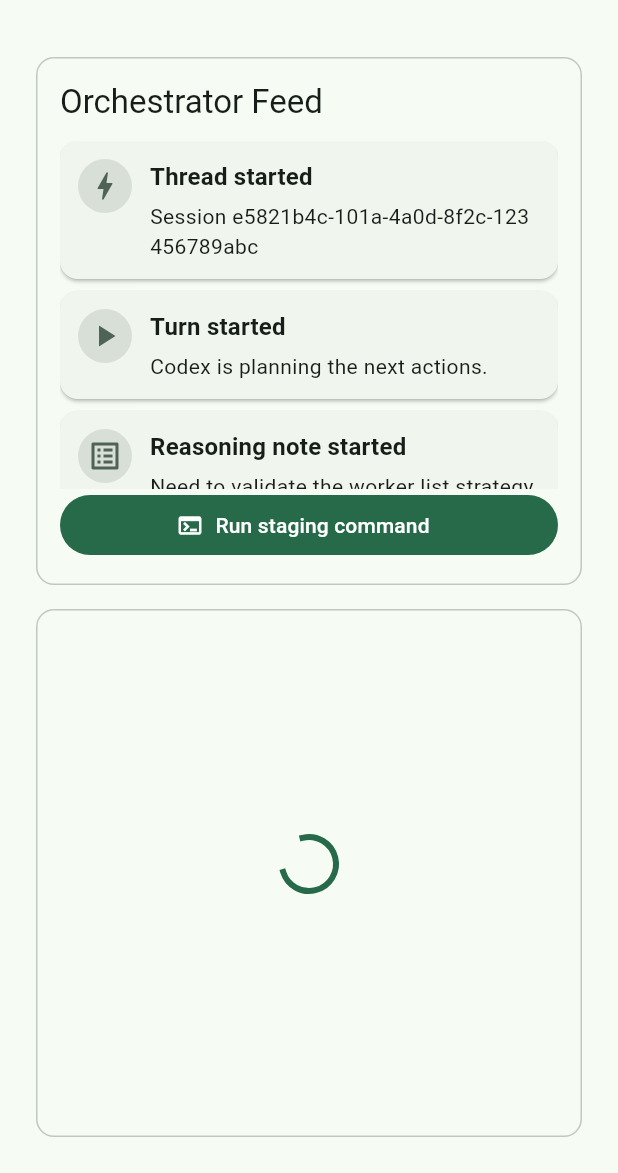
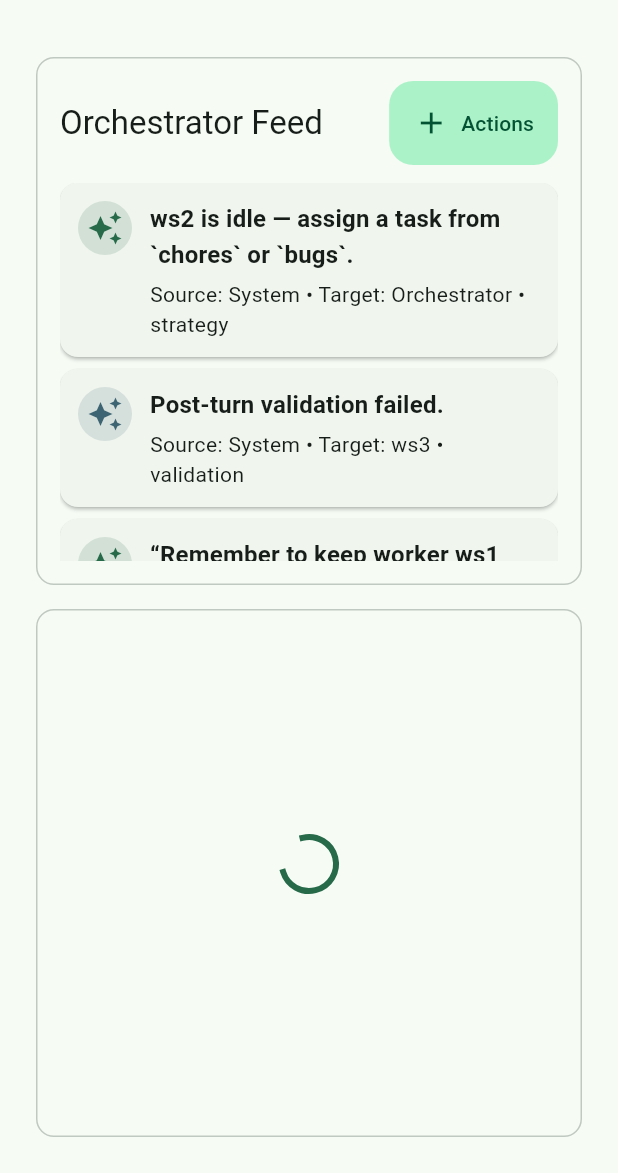
Before and after one commit to robertmsale/robot-farm-rs, a Flutter app: the HomeScreen screen opened by its route, on a phone screen of 412 x 824 dp, the part 63-1236 px from its top. Run offline on Flutter 3.47's test engine with Material 3 defaults, Android fonts, the phone set to English and light mode, and no system bars; our stand-ins replace get, shared_preferences, web_socket; accounts and stored records are empty.

Commit message:
Fleshing out Queue system

```diff
--- a/client/lib/components/models/codex_event.dart
+++ b/client/lib/components/models/codex_event.dart
@@ -140,141 +140,83 @@ class CodexTodo {
   final bool completed;
 }
 
-final List<CodexEvent> mockCodexEvents = [
-  CodexEvent.threadStarted('e5821b4c-101a-4a0d-8f2c-123456789abc'),
-  CodexEvent.turnStarted(),
-  CodexEvent.item(
-    phase: CodexEventType.itemStarted,
-    item: CodexItem(
-      id: 'item_reasoning',
-      type: CodexItemType.reasoning,
-      message: 'Need to validate the worker list strategy before editing settings.',
-    ),
+/// Mock system events (non-Codex) so the feed can preview the system payload style.
+class SystemFeedEvent {
+  const SystemFeedEvent({
+    required this.level,
+    required this.source,
+    required this.target,
+    required this.category,
+    required this.summary,
+    required this.details,
+  });
+
+  final FeedLevel level;
+  final String source;
+  final String target;
+  final String category;
+  final String summary;
+  final String details;
+
+  Color badgeColor(ColorScheme scheme) {
+    switch (level) {
+      case FeedLevel.error:
+        return scheme.error;
+      case FeedLevel.warning:
+        return scheme.tertiary;
+      case FeedLevel.info:
+        return scheme.primary;
+    }
+  }
+}
+
+enum FeedLevel { info, warning, error }
+
+final List<SystemFeedEvent> mockSystemEvents = [
+  SystemFeedEvent(
+    level: FeedLevel.info,
+    source: 'System',
+    target: 'Orchestrator',
+    category: 'strategy',
+    summary: 'ws2 is idle — assign a task from `chores` or `bugs`.',
+    details:
+        'Strategy Planner (Planning) detected idle workers: ws2. Focus groups: chores, bugs.',
   ),
-  CodexEvent.item(
-    phase: CodexEventType.itemStarted,
-    item: CodexItem(
-      id: 'item_0',
-      type: CodexItemType.todoList,
-      todos: const [
-        CodexTodo(text: 'Read config.json', completed: true),
-        CodexTodo(text: 'Plan backend updates', completed: false),
-      ],
-    ),
+  SystemFeedEvent(
+    level: FeedLevel.warning,
+    source: 'System',
+    target: 'ws3',
+    category: 'validation',
+    summary: 'Post-turn validation failed.',
+    details:
+        'Tests failed: `cargo test` exited with code 101. The worktree was not merged into staging.',
   ),
-  CodexEvent.item(
-    phase: CodexEventType.itemCompleted,
-    item: CodexItem(
-      id: 'item_1',
-      type: CodexItemType.mcpToolCall,
-      toolCall: const CodexToolCall(
-        server: 'web-search',
-        tool: 'search',
-        status: 'completed',
-      ),
-    ),
+  SystemFeedEvent(
+    level: FeedLevel.info,
+    source: 'User',
+    target: 'Orchestrator',
+    category: 'user',
+    summary: '“Remember to keep worker ws1 focused on CLI improvements.”',
+    details:
+        'Manual message injected into orchestrator feed via system message endpoint.',
   ),
-  CodexEvent.item(
-    phase: CodexEventType.itemCompleted,
-    item: CodexItem(
-      id: 'item_2',
-      type: CodexItemType.webSearch,
-      query: 'Tokio bounded channel examples',
-    ),
+  SystemFeedEvent(
+    level: FeedLevel.error,
+    source: 'System',
+    target: 'Orchestrator',
+    category: 'merge',
+    summary: 'Merge conflict detected while merging ws4 → staging.',
+    details:
+        'Conflict files: server/src/routes/task.rs, client/lib/main.dart. Worker notified to resolve and re-run COMPLETE_TASK.',
   ),
-  CodexEvent.item(
-    phase: CodexEventType.itemCompleted,
-    item: CodexItem(
-      id: 'item_3',
-      type: CodexItemType.commandExecution,
-      command: 'rg TODO server/src',
-      output: 'Found 4 TODOs\nserver/src/main.rs:42: TODO',
-      exitCode: 0,
-      status: 'completed',
-    ),
-  ),
-  CodexEvent.item(
-    phase: CodexEventType.itemCompleted,
-    item: CodexItem(
-      id: 'item_4',
-      type: CodexItemType.fileChange,
-      status: 'completed',
-      fileChanges: const [
-        CodexFileChange(path: 'server/src/db/task.rs', kind: CodexFileChangeKind.update),
-        CodexFileChange(path: 'client/lib/main.dart', kind: CodexFileChangeKind.update),
-      ],
-    ),
-  ),
-  CodexEvent.item(
-    phase: CodexEventType.itemCompleted,
-    item: CodexItem(
-      id: 'item_5',
-      type: CodexItemType.agentMessage,
-      message:
-          'Updated the DB layer with real SQLx queries. Next I will wire the feed UI.',
-    ),
-  ),
-  CodexEvent.item(
-    phase: CodexEventType.itemCompleted,
-    item: CodexItem(
-      id: 'item_6',
-      type: CodexItemType.error,
-      message: 'Failed to parse cargo metadata. Falling back to manual run.',
-    ),
-  ),
-  CodexEvent.turnCompleted(
-    const CodexTokenUsage(
-      inputTokens: 1420,
-      cachedInputTokens: 80,
-      outputTokens: 512,
-    ),
-  ),
-  CodexEvent.turnFailed('Network hiccup while contacting the MCP server.'),
-  CodexEvent.item(
-    phase: CodexEventType.itemStarted,
-    item: CodexItem(
-      id: 'item_retry',
-      type: CodexItemType.commandExecution,
-      command: 'git status --short',
-      output: '',
-      status: 'in_progress',
-    ),
-  ),
-  CodexEvent.item(
-    phase: CodexEventType.itemUpdated,
-    item: CodexItem(
-      id: 'item_retry',
-      type: CodexItemType.commandExecution,
-      command: 'git status --short',
-      output: ' M server/src/main.rs',
-      status: 'in_progress',
-    ),
-  ),
-  CodexEvent.item(
-    phase: CodexEventType.itemCompleted,
-    item: CodexItem(
-      id: 'item_retry',
-      type: CodexItemType.commandExecution,
-      command: 'git status --short',
-      output: ' M server/src/main.rs\n?? server/src/models/codex_events.rs',
-      exitCode: 0,
-      status: 'completed',
-    ),
-  ),
-  CodexEvent.item(
-    phase: CodexEventType.itemCompleted,
-    item: CodexItem(
-      id: 'item_final_agent',
-      type: CodexItemType.agentMessage,
-      message: 'Retry succeeded. Ready for the next command.',
-    ),
-  ),
-  CodexEvent.turnCompleted(
-    const CodexTokenUsage(
-      inputTokens: 600,
-      cachedInputTokens: 0,
-      outputTokens: 210,
-    ),
+  SystemFeedEvent(
+    level: FeedLevel.info,
+    source: 'System',
+    target: 'Orchestrator',
+    category: 'queue',
+    summary: 'HotfixSwarm: four workers activated.',
+    details:
+        'Workers ws1 (frontend), ws2 (backend), ws3 (database), ws4 (deps) are now assigned per strategy.',
   ),
 ];
 
--- a/client/lib/main.dart
+++ b/client/lib/main.dart
@@ -33,6 +33,7 @@ class RobotFarmApp extends StatelessWidget {
   Widget build(BuildContext context) {
     return GetMaterialApp(
       title: 'Robot Farm Client',
+      debugShowCheckedModeBanner: false,
       theme: ThemeData(
         colorScheme: ColorScheme.fromSeed(seedColor: Colors.greenAccent),
         useMaterial3: true,
@@ -259,6 +260,14 @@ class ConnectionController extends GetxController {
     } catch (err) {
       Get.snackbar('Failed to clear feeds', '$err');
     }
+  }
+
+  void showEnqueueMessageSheet() {
+    Get.snackbar('Coming soon', 'Manual system messages not wired yet.');
+  }
+
+  void showQueueManager() {
+    Get.snackbar('Coming soon', 'Queue editor UI not implemented yet.');
   }
 
   String? get currentBaseUrl => _currentBaseUrl;
@@ -579,11 +588,15 @@ class HomeScreen extends GetView<ConnectionController> {
 
     final orchestratorPane = OrchestratorPane(
       onRunCommand: () => _openCommandSheet(context),
-      events: mockCodexEvents,
+      onEnqueueMessage: controller.showEnqueueMessageSheet,
+      onEditQueue: controller.showQueueManager,
+      systemEvents: mockSystemEvents,
     );
     final workerPane = WorkerFeedPane(
       onRunCommand: (workerId) =>
           _openCommandSheet(context, workerId: workerId),
+      onEnqueueMessage: (_) => controller.showEnqueueMessageSheet(),
+      onEditQueue: (_) => controller.showQueueManager(),
     );
 
     final child = isPhone
@@ -677,12 +690,16 @@ enum _HomeMenuAction { tasksView, taskWizard, clearFeeds }
 class OrchestratorPane extends StatelessWidget {
   const OrchestratorPane({
     required this.onRunCommand,
-    required this.events,
+    required this.onEnqueueMessage,
+    required this.onEditQueue,
+    required this.systemEvents,
     super.key,
   });
 
   final VoidCallback onRunCommand;
-  final List<CodexEvent> events;
+  final VoidCallback onEnqueueMessage;
+  final VoidCallback onEditQueue;
+  final List<SystemFeedEvent> systemEvents;
 
   @override
   Widget build(BuildContext context) {
@@ -697,22 +714,27 @@ class OrchestratorPane extends StatelessWidget {
         child: Column(
           crossAxisAlignment: CrossAxisAlignment.stretch,
           children: [
-            Text('Orchestrator Feed', style: theme.textTheme.titleLarge),
+            Row(
+              children: [
+                Text('Orchestrator Feed', style: theme.textTheme.titleLarge),
+                const Spacer(),
+                _FeedActionsMenu(
+                  onRunCommand: onRunCommand,
+                  onEnqueueMessage: onEnqueueMessage,
+                  onEditQueue: onEditQueue,
+                ),
+              ],
+            ),
             const SizedBox(height: 12),
             Expanded(
-              child: events.isEmpty
+              child: systemEvents.isEmpty
                   ? const Center(
                       child: Text(
                         'Turn-by-turn orchestrator output will appear here.',
                         textAlign: TextAlign.center,
                       ),
                     )
-                  : _OrchestratorFeed(events: events),
-            ),
-            FilledButton.icon(
-              icon: const Icon(Icons.terminal),
-              label: const Text('Run staging command'),
-              onPressed: onRunCommand,
+                  : _SystemFeed(events: systemEvents),
             ),
           ],
         ),
@@ -721,10 +743,10 @@ class OrchestratorPane extends StatelessWidget {
   }
 }
 
-class _OrchestratorFeed extends StatelessWidget {
-  const _OrchestratorFeed({required this.events});
-
-  final List<CodexEvent> events;
+class _SystemFeed extends StatelessWidget {
+  const _SystemFeed({required this.events});
+
+  final List<SystemFeedEvent> events;
 
   @override
   Widget build(BuildContext context) {
@@ -734,8 +756,11 @@ class _OrchestratorFeed extends StatelessWidget {
       separatorBuilder: (_, __) => const SizedBox(height: 8),
       itemBuilder: (context, index) {
         final event = events[index];
-        final viewModel =
-            _EventViewModel.fromEvent(context, event, fullDetail: false);
+        final viewModel = _SystemEventViewModel.fromEvent(
+          context,
+          event,
+          fullDetail: false,
+        );
 
         return InkWell(
           borderRadius: radius,
@@ -796,13 +821,13 @@ class _OrchestratorFeed extends StatelessWidget {
     );
   }
 
-  void _showEventDetails(BuildContext context, CodexEvent event) {
+  void _showEventDetails(BuildContext context, SystemFeedEvent event) {
     showModalBottomSheet(
       context: context,
       isScrollControlled: true,
       builder: (ctx) {
         final viewModel =
-            _EventViewModel.fromEvent(ctx, event, fullDetail: true);
+            _SystemEventViewModel.fromEvent(ctx, event, fullDetail: true);
         return FractionallySizedBox(
           heightFactor: 0.85,
           child: SafeArea(
@@ -870,8 +895,8 @@ class _OrchestratorFeed extends StatelessWidget {
   }
 }
 
-class _EventViewModel {
-  _EventViewModel({
+class _SystemEventViewModel {
+  _SystemEventViewModel({
     required this.title,
     this.subtitle,
     this.body,
@@ -885,168 +910,32 @@ class _EventViewModel {
   final IconData icon;
   final Color color;
 
-  factory _EventViewModel.fromEvent(
+  factory _SystemEventViewModel.fromEvent(
     BuildContext context,
-    CodexEvent event, {
+    SystemFeedEvent event, {
     required bool fullDetail,
   }) {
-    final color = colorForEvent(context, event) ?? Theme.of(context).primaryColor;
-    final icon = iconForEvent(event);
-    String title;
-    String? subtitle;
+    final scheme = Theme.of(context).colorScheme;
+    final color = event.badgeColor(scheme);
+
     Widget? body;
-
-    switch (event.type) {
-      case CodexEventType.threadStarted:
-        title = 'Thread started';
-        subtitle = 'Session ${event.threadId}';
-        break;
-      case CodexEventType.turnStarted:
-        title = 'Turn started';
-        subtitle = 'Codex is planning the next actions.';
-        break;
-      case CodexEventType.turnCompleted:
-        title = 'Turn completed';
-        final usage = event.usage!;
-        subtitle =
-            'Input ${usage.inputTokens} (+${usage.cachedInputTokens} cached) · Output ${usage.outputTokens} tokens';
-        break;
-      case CodexEventType.turnFailed:
-        title = 'Turn failed';
-        subtitle = event.error;
-        break;
-      case CodexEventType.error:
-        title = 'Stream error';
-        subtitle = event.error;
-        break;
-      case CodexEventType.itemStarted:
-      case CodexEventType.itemUpdated:
-      case CodexEventType.itemCompleted:
-        final item = event.item!;
-        final phase = switch (event.type) {
-          CodexEventType.itemStarted => 'started',
-          CodexEventType.itemUpdated => 'updated',
-          CodexEventType.itemCompleted => 'completed',
-          _ => '',
-        };
-        title = '${_describeItemType(item.type)} $phase';
-        final details = _itemDetails(item, fullDetail);
-        subtitle = details.subtitle;
-        body = details.body;
-        break;
-    }
-
-    return _EventViewModel(
-      title: title,
+    final subtitle =
+        'Source: ${event.source} • Target: ${event.target} • ${event.category}';
+
+    if (fullDetail) {
+      body = _OutputBubble(text: event.details);
+    } else if (event.details.length > 160) {
+      body = _OutputBubble(text: event.details, maxLines: 4);
+    }
+
+    return _SystemEventViewModel(
+      title: event.summary,
       subtitle: subtitle,
       body: body,
-      icon: icon,
+      icon: Icons.auto_awesome,
       color: color,
     );
   }
-
-  static String _describeItemType(CodexItemType type) {
-    switch (type) {
-      case CodexItemType.agentMessage:
-        return 'Agent message';
-      case CodexItemType.reasoning:
-        return 'Reasoning note';
-      case CodexItemType.commandExecution:
-        return 'Command execution';
-      case CodexItemType.fileChange:
-        return 'File changes';
-      case CodexItemType.mcpToolCall:
-        return 'Tool call';
-      case CodexItemType.webSearch:
-        return 'Web search';
-      case CodexItemType.todoList:
-        return 'Todo list';
-      case CodexItemType.error:
-        return 'Item error';
-    }
-  }
-
-  static _ItemDetails _itemDetails(CodexItem item, bool fullDetail) {
-    switch (item.type) {
-      case CodexItemType.agentMessage:
-      case CodexItemType.reasoning:
-      case CodexItemType.error:
-        return _ItemDetails(
-          subtitle: fullDetail ? null : item.message,
-          body: fullDetail && item.message != null
-              ? _OutputBubble(text: item.message!)
-              : null,
-        );
-      case CodexItemType.commandExecution:
-        return _ItemDetails(
-          subtitle: item.command,
-          body: item.output == null || item.output!.isEmpty
-              ? null
-              : _OutputBubble(
-                  text: item.output!,
-                  maxLines: fullDetail ? null : 8,
-                ),
-        );
-      case CodexItemType.fileChange:
-        final statusText =
-            item.status == null ? null : 'Status: ${item.status}';
-        return _ItemDetails(
-          subtitle: statusText,
-          body: item.fileChanges == null
-              ? null
-              : Column(
-            crossAxisAlignment: CrossAxisAlignment.start,
-            children: item.fileChanges!
-                .map(
-                  (change) => Text(
-                    '${change.kind.name.toUpperCase()}: ${change.path}',
-                          style: const TextStyle(fontFamily: 'monospace'),
-                        ),
-                      )
-                      .toList(),
-                ),
-        );
-      case CodexItemType.mcpToolCall:
-        final call = item.toolCall;
-        return _ItemDetails(
-          subtitle: call == null
-              ? null
-              : '${call.server} · ${call.tool} (${call.status})',
-        );
-      case CodexItemType.webSearch:
-        return _ItemDetails(subtitle: item.query);
-      case CodexItemType.todoList:
-        final todos = item.todos ?? [];
-        if (todos.isEmpty) return const _ItemDetails(subtitle: 'No steps yet.');
-        return _ItemDetails(
-          body: Column(
-            crossAxisAlignment: CrossAxisAlignment.start,
-            children: todos
-                .map(
-                  (todo) => Row(
-                    children: [
-                      Icon(
-                        todo.completed ? Icons.check_circle : Icons.circle_outlined,
-                        size: 16,
-                        color: todo.completed ? Colors.green : Colors.grey,
-                      ),
-                      const SizedBox(width: 8),
-                      Expanded(child: Text(todo.text)),
-                    ],
-                  ),
-                )
-                .toList(),
-          ),
-        );
-    }
-  }
-}
-
-class _ItemDetails {
-  const _ItemDetails({this.subtitle, this.body});
-
-  final String? subtitle;
-  final Widget? body;
 }
 
 class _OutputBubble extends StatelessWidget {
@@ -1078,9 +967,16 @@ class _OutputBubble extends StatelessWidget {
 }
 
 class WorkerFeedPane extends StatelessWidget {
-  const WorkerFeedPane({required this.onRunCommand, super.key});
+  const WorkerFeedPane({
+    required this.onRunCommand,
+    required this.onEnqueueMessage,
+    required this.onEditQueue,
+    super.key,
+  });
 
   final void Function(int workerId) onRunCommand;
+  final void Function(int workerId) onEnqueueMessage;
+  final void Function(int workerId) onEditQueue;
 
   @override
   Widget build(BuildContext context) {
@@ -1136,14 +1032,21 @@ class WorkerFeedPane extends StatelessWidget {
                                 .toList(),
                     ),
                   ),
+                  Align(
+                    alignment: Alignment.centerRight,
+                    child: _FeedActionsMenu(
+                      onRunCommand: controller.activeWorkerId == null
+                          ? null
+                          : () => onRunCommand(controller.activeWorkerId!),
+                      onEnqueueMessage: controller.activeWorkerId == null
+                          ? null
+                          : () => onEnqueueMessage(controller.activeWorkerId!),
+                      onEditQueue: controller.activeWorkerId == null
+                          ? null
+                          : () => onEditQueue(controller.activeWorkerId!),
+                    ),
+                  ),
                   const SizedBox(height: 12),
-                  FilledButton.icon(
-                    icon: const Icon(Icons.terminal),
-                    label: const Text('Run workspace command'),
-                    onPressed: controller.activeWorkerId == null
-                        ? null
-                        : () => onRunCommand(controller.activeWorkerId!),
-                  ),
                 ],
                 const SizedBox(height: 12),
               ],
@@ -1793,3 +1696,67 @@ class _CommandEditorSheetState extends State<CommandEditorSheet> {
     );
   }
 }
+class _FeedActionsMenu extends StatelessWidget {
+  const _FeedActionsMenu({
+    required this.onRunCommand,
+    required this.onEnqueueMessage,
+    required this.onEditQueue,
+  });
+
+  final VoidCallback? onRunCommand;
+  final VoidCallback? onEnqueueMessage;
+  final VoidCallback? onEditQueue;
+
+  @override
+  Widget build(BuildContext context) {
+    return FloatingActionButton.extended(
+      heroTag: null,
+      elevation: 0,
+      extendedPadding: const EdgeInsets.symmetric(horizontal: 16),
+      label: const Text('Actions'),
+      icon: const Icon(Icons.add),
+      onPressed: () {
+        showModalBottomSheet(
+          context: context,
+          builder: (ctx) => SafeArea(
+            child: Wrap(
+              children: [
+                ListTile(
+                  leading: const Icon(Icons.terminal),
+                  title: const Text('Run command'),
+                  onTap: onRunCommand == null
+                      ? null
+                      : () {
+                          Navigator.of(ctx).pop();
+                          onRunCommand!();
+                        },
+                ),
+                ListTile(
+                  leading: const Icon(Icons.mail),
+                  title: const Text('Enqueue message'),
+                  onTap: onEnqueueMessage == null
+                      ? null
+                      : () {
+                          Navigator.of(ctx).pop();
+                          onEnqueueMessage!();
+                        },
+                ),
+                ListTile(
+                  leading: const Icon(Icons.list_alt),
+                  title: const Text('Modify queue'),
+                  subtitle: const Text('Reorder, delete, or clear messages'),
+                  onTap: onEditQueue == null
+                      ? null
+                      : () {
+                          Navigator.of(ctx).pop();
+                          onEditQueue!();
+                        },
+                ),
+              ],
+            ),
+          ),
+        );
+      },
+    );
+  }
+}
--- /dev/null
+++ b/client/lib/sheets/message/message_sheet.dart
@@ -0,0 +1,60 @@
+import 'package:flutter/material.dart';
+
+class EnqueueMessageSheet extends StatelessWidget {
+  const EnqueueMessageSheet({super.key, this.initialTarget});
+
+  final String? initialTarget;
+
+  @override
+  Widget build(BuildContext context) {
+    final targetController = TextEditingController(text: initialTarget);
+    final messageController = TextEditingController();
+
+    return SafeArea(
+      child: Padding(
+        padding: const EdgeInsets.all(24),
+        child: Column(
+          crossAxisAlignment: CrossAxisAlignment.stretch,
+          children: [
+            Row(
+              children: [
+                Text('Enqueue Message', style: Theme.of(context).textTheme.titleLarge),
+                const Spacer(),
+                IconButton(
+                  icon: const Icon(Icons.close),
+                  onPressed: () => Navigator.of(context).maybePop(),
+                ),
+              ],
+            ),
+            const SizedBox(height: 12),
+            TextField(
+              controller: targetController,
+              decoration: const InputDecoration(
+                labelText: 'Target feed (Orchestrator, ws3, Quality Assurance, etc.)',
+                border: OutlineInputBorder(),
+              ),
+            ),
+            const SizedBox(height: 12),
+            Expanded(
+              child: TextField(
+                controller: messageController,
+                expands: true,
+                maxLines: null,
+                decoration: const InputDecoration(
+                  labelText: 'Message',
+                  border: OutlineInputBorder(),
+                ),
+              ),
+            ),
+            const SizedBox(height: 12),
+            FilledButton.icon(
+              icon: const Icon(Icons.send),
+              label: const Text('Enqueue'),
+              onPressed: () {},
+            )
+          ],
+        ),
+      ),
+    );
+  }
+}
--- /dev/null
+++ b/client/lib/sheets/queue/models.dart
@@ -0,0 +1,10 @@
+import 'package:my_api_client/api.dart' as robot_farm_api;
+
+class QueueMessageViewModel {
+  const QueueMessageViewModel(this.message);
+
+  final robot_farm_api.Message message;
+
+  String get title => message.message;
+  String get subtitle => 'from ${message.from} → ${message.to}';
+}
--- /dev/null
+++ b/client/lib/sheets/queue/queue_sheet.dart
@@ -0,0 +1,62 @@
+import 'package:flutter/material.dart';
+
+import 'models.dart';
+
+class QueueSheet extends StatelessWidget {
+  const QueueSheet({required this.messages, super.key});
+
+  final List<QueueMessageViewModel> messages;
+
+  @override
+  Widget build(BuildContext context) {
+    return SafeArea(
+      child: Padding(
+        padding: const EdgeInsets.all(24),
+        child: Column(
+          crossAxisAlignment: CrossAxisAlignment.stretch,
+          children: [
+            Row(
+              children: [
+                Text('Modify Queue', style: Theme.of(context).textTheme.titleLarge),
+                const Spacer(),
+                IconButton(
+                  icon: const Icon(Icons.close),
+                  onPressed: () => Navigator.of(context).maybePop(),
+                ),
+              ],
+            ),
+            const SizedBox(height: 12),
+            Expanded(
+              child: messages.isEmpty
+                  ? const Center(child: Text('Queue is empty.'))
+                  : ReorderableListView.builder(
+                      itemBuilder: (context, index) {
+                        final entry = messages[index];
+                        return Card(
+                          key: ValueKey(entry.message.id),
+                          child: ListTile(
+                            title: Text(entry.title),
+                            subtitle: Text(entry.subtitle),
+                            trailing: IconButton(
+                              icon: const Icon(Icons.delete_outline),
+                              onPressed: () {},
+                            ),
+                          ),
+                        );
+                      },
+                      itemCount: messages.length,
+                      onReorder: (oldIndex, newIndex) {},
+                    ),
+            ),
+            const SizedBox(height: 12),
+            FilledButton.icon(
+              icon: const Icon(Icons.delete_sweep),
+              label: const Text('Clear queue'),
+              onPressed: () {},
+            )
+          ],
+        ),
+      ),
+    );
+  }
+}
```
Also changed, not shown: 4 other files.
